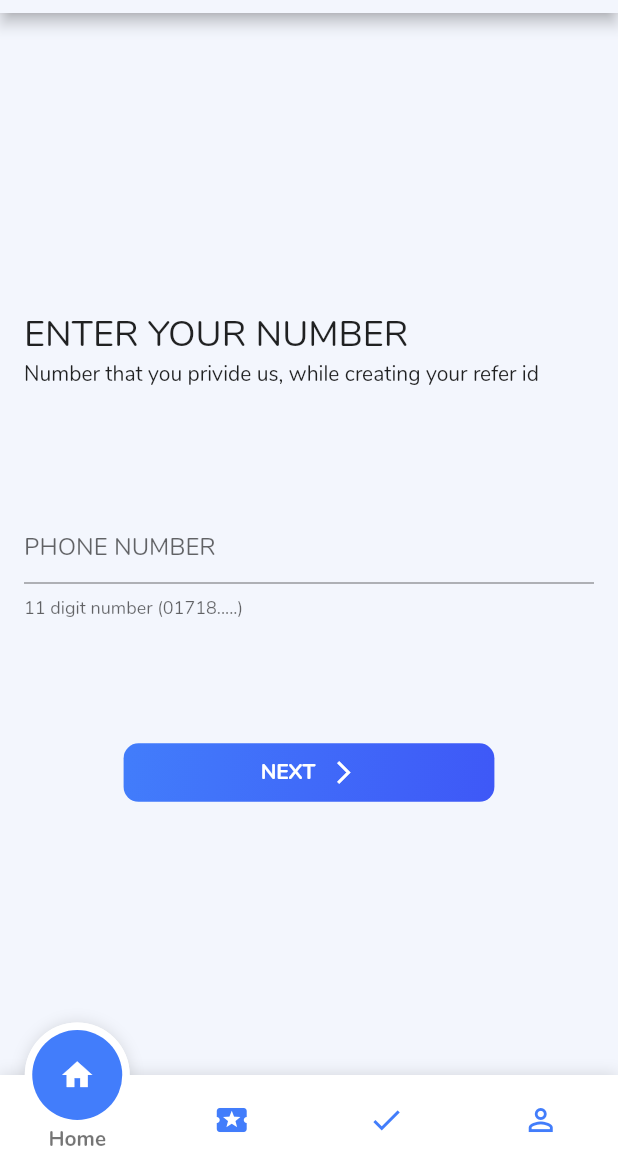
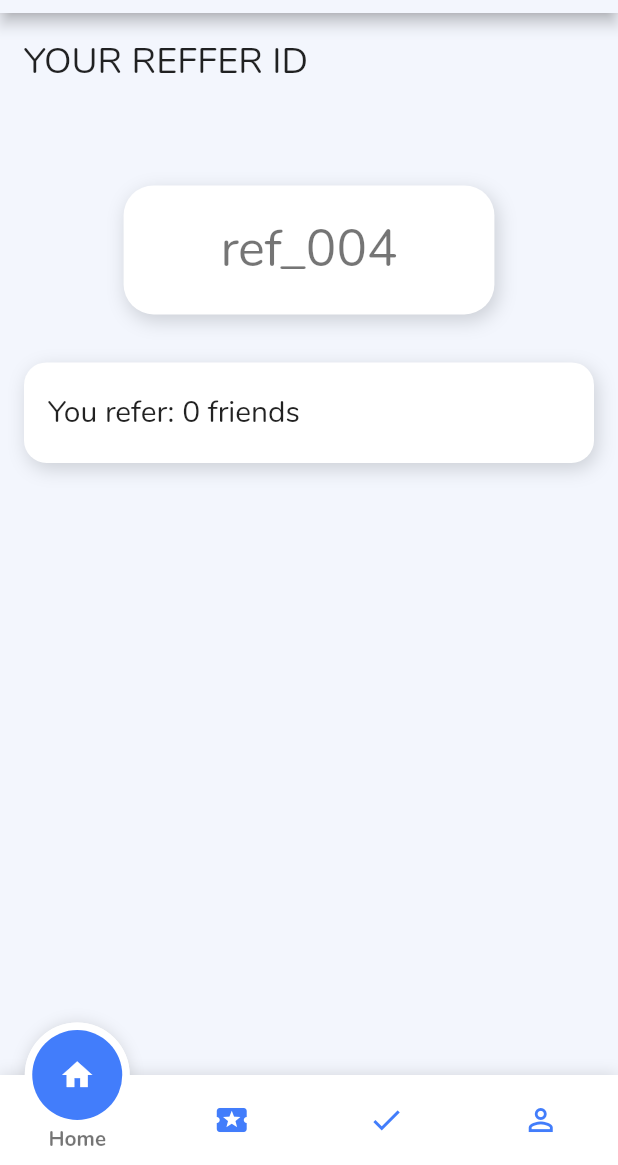
Before and after one commit to abuanwar072/Colbd_Flutter_App, a Flutter app: the GuestReferenceLogin screen opened directly, after a tap on "NEXT", on a phone screen of 412 x 824 dp, the part 71-1236 px from its top. Run offline on Flutter 3.47's test engine with Material 2 defaults, Android fonts, the phone set to English and light mode, and no system bars; drawn by our look-alikes of fancy_bottom_navigation; our stand-ins replace flutter_svg.

Commit message:
refer screen created

```diff
--- a/lib/screens/guest_ref_login_screen.dart
+++ b/lib/screens/guest_ref_login_screen.dart
@@ -1,4 +1,5 @@
 import 'package:colbd_app/constant.dart';
+import 'package:colbd_app/screens/refer_screen.dart';
 import 'package:colbd_app/widgets/botton_navigation.dart';
 import 'package:colbd_app/widgets/buttons.dart';
 import 'package:colbd_app/widgets/default_appbar.dart';
@@ -44,7 +45,15 @@ class GuestReferenceLogin extends StatelessWidget {
               ),
             ),
             SizedBox(height: MediaQuery.of(context).size.height * .1),
-            Center(child: GradientIconButton(press: () {}, text: "Next"))
+            Center(
+                child: GradientIconButton(
+                    press: () {
+                      Navigator.push(context,
+                          MaterialPageRoute(builder: (context) {
+                        return ReferScreen();
+                      }));
+                    },
+                    text: "Next"))
           ],
         ),
       ),
--- /dev/null
+++ b/lib/screens/refer_screen.dart
@@ -0,0 +1,62 @@
+import 'package:colbd_app/constant.dart';
+import 'package:colbd_app/widgets/botton_navigation.dart';
+import 'package:colbd_app/widgets/buttons.dart';
+import 'package:colbd_app/widgets/default_appbar.dart';
+import 'package:flutter/material.dart';
+
+class ReferScreen extends StatelessWidget {
+  @override
+  Widget build(BuildContext context) {
+    return Scaffold(
+      appBar: defaultAppBar(context),
+      bottomNavigationBar: defaultBottonNavBar(),
+      body: Padding(
+        padding: kPading,
+        child: Column(
+          crossAxisAlignment: CrossAxisAlignment.start,
+          children: <Widget>[
+            Text(
+              "Your Reffer ID".toUpperCase(),
+              style: Theme.of(context).textTheme.headline,
+            ),
+            SizedBox(height: MediaQuery.of(context).size.height * .08),
+            Center(
+              child: FittedBox(
+                child: Container(
+                  alignment: Alignment.center,
+                  width: MediaQuery.of(context).size.width * .6,
+                  // height: 100,
+                  padding: EdgeInsets.symmetric(horizontal: 16, vertical: 20),
+                  decoration: BoxDecoration(
+                    borderRadius: BorderRadius.circular(20),
+                    color: kWhiteColor,
+                    boxShadow: [kShadowLight],
+                  ),
+                  child: Text(
+                    "ref_004",
+                    style: Theme.of(context).textTheme.display1,
+                  ),
+                ),
+              ),
+            ),
+            kHight,
+            kHight,
+            Container(
+              width: double.infinity,
+              padding: EdgeInsets.symmetric(vertical: 20, horizontal: 16),
+              decoration: BoxDecoration(
+                borderRadius: BorderRadius.circular(15),
+                color: kWhiteColor,
+                boxShadow: [kShadowLight],
+              ),
+              child: Text(
+                "You refer: 0 friends",
+                style: Theme.of(context).textTheme.title,
+              ),
+            ),
+          ],
+        ),
+      ),
+    );
+  }
+}
```
